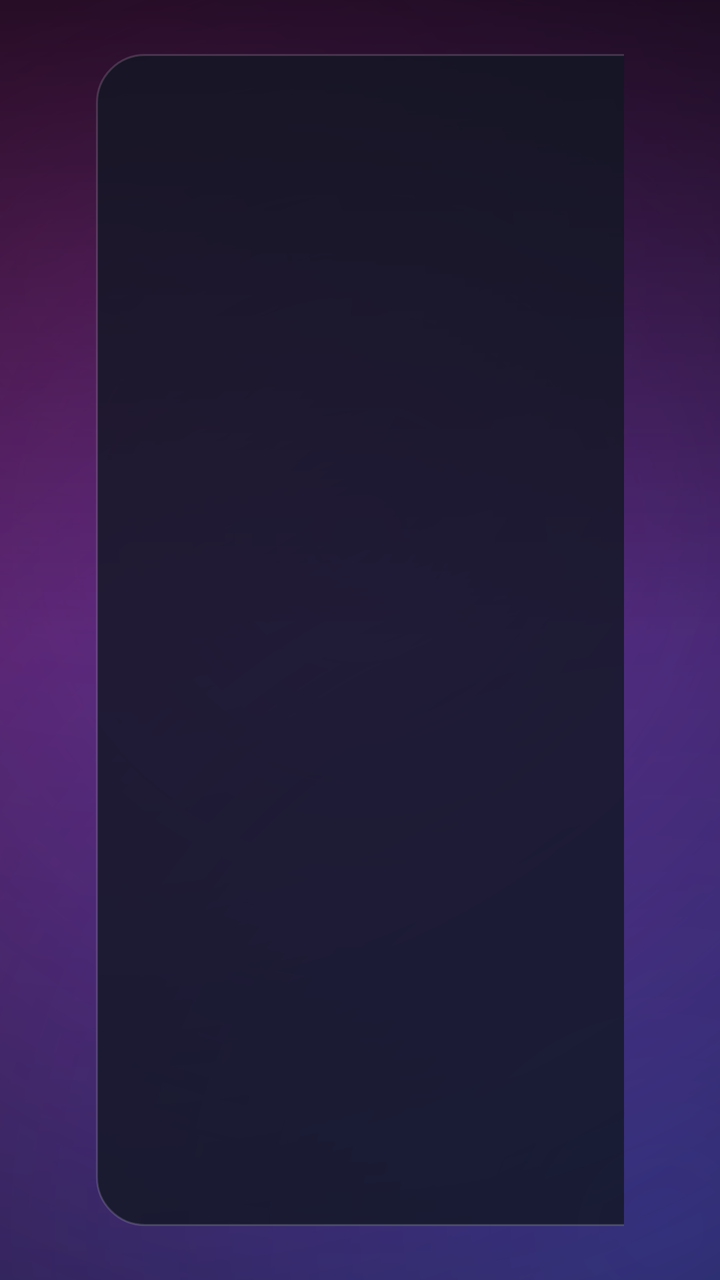
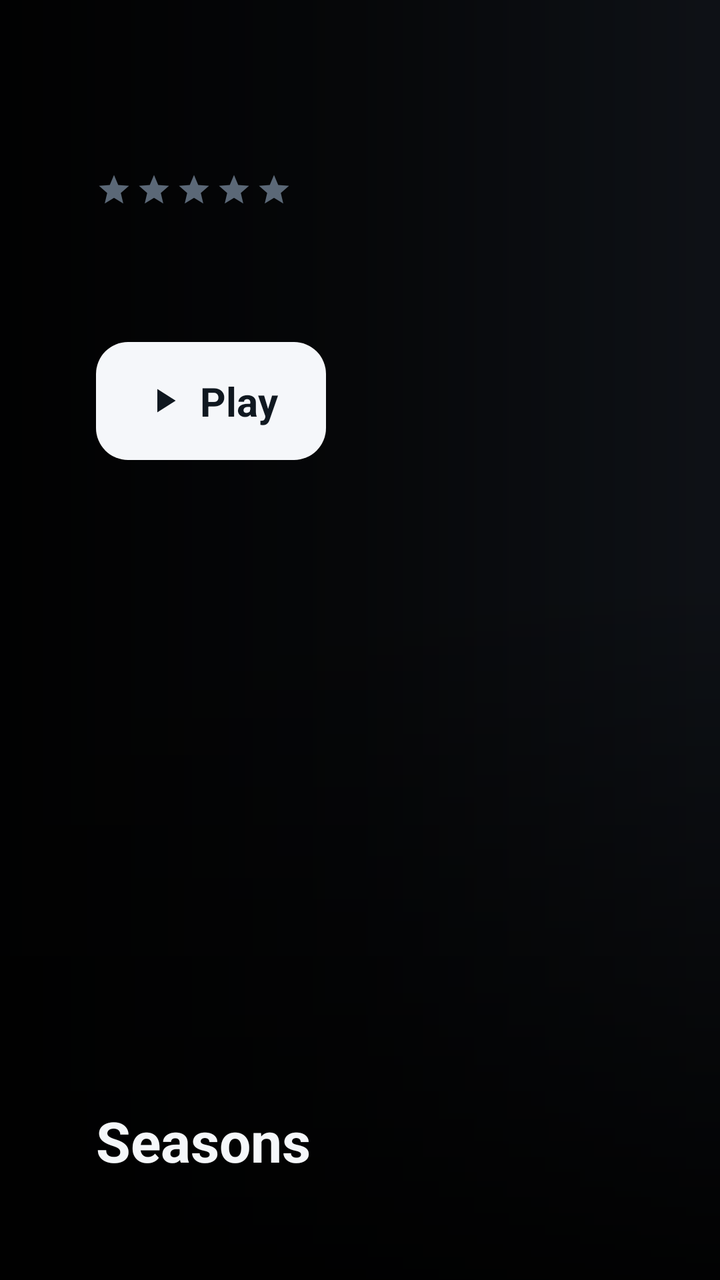

Screens rendered from an Android XML layout before and after an edit, with the pre-edit source and the edit as a unified diff.
<!-- AndroidManifest.xml: application theme Theme.IptvPlayer -->
<!-- res/layout/activity_series_detail.xml -->
<?xml version="1.0" encoding="utf-8"?>
<androidx.constraintlayout.widget.ConstraintLayout
    xmlns:android="http://schemas.android.com/apk/res/android"
    xmlns:app="http://schemas.android.com/apk/res-auto"
    android:layout_width="match_parent"
    android:layout_height="match_parent"
    android:background="@drawable/bg_login_aurora"
    android:paddingHorizontal="@dimen/safe_area_h"
    android:paddingVertical="@dimen/safe_area_v">

    
    <LinearLayout
        android:id="@+id/infoPanel"
        android:layout_width="@dimen/info_width"
        android:layout_height="0dp"
        android:orientation="vertical"
        android:background="@drawable/bg_glass_card"
        android:padding="@dimen/space_m"
        app:layout_constraintStart_toStartOf="parent"
        app:layout_constraintTop_toTopOf="parent"
        app:layout_constraintBottom_toBottomOf="parent">

        <ImageView
            android:id="@+id/detailPoster"
            android:layout_width="@dimen/poster_width"
            android:layout_height="@dimen/poster_height"
            android:layout_gravity="center_horizontal"
            android:scaleType="centerCrop"
            android:contentDescription="@string/nav_series" />

        <Button
            android:id="@+id/continueButton"
            style="@style/Widget.Iptv.Button"
            android:layout_width="match_parent"
            android:layout_height="wrap_content"
            android:layout_marginTop="@dimen/space_m"
            android:text="@string/resume_continue"
            android:visibility="gone" />

        <TextView
            android:id="@+id/detailTitle"
            android:layout_width="match_parent"
            android:layout_height="wrap_content"
            android:layout_marginTop="@dimen/space_m"
            android:textColor="@color/text_primary"
            android:textSize="@dimen/text_title"
            android:textStyle="bold"
            android:maxLines="3"
            android:ellipsize="end" />

        <TextView
            android:id="@+id/detailMeta"
            android:layout_width="match_parent"
            android:layout_height="wrap_content"
            android:layout_marginTop="@dimen/space_s"
            android:textColor="@color/text_secondary"
            android:textSize="@dimen/text_caption" />

        <TextView
            android:id="@+id/detailPlot"
            android:layout_width="match_parent"
            android:layout_height="wrap_content"
            android:layout_marginTop="@dimen/space_m"
            android:textColor="@color/text_primary"
            android:textSize="@dimen/text_caption"
            android:lineSpacingMultiplier="1.2" />
    </LinearLayout>

    
    <LinearLayout
        android:id="@+id/episodePanel"
        android:layout_width="0dp"
        android:layout_height="0dp"
        android:orientation="vertical"
        android:layout_marginStart="@dimen/space_m"
        android:background="@drawable/bg_glass_card"
        android:padding="@dimen/space_m"
        app:layout_constraintStart_toEndOf="@id/infoPanel"
        app:layout_constraintEnd_toEndOf="parent"
        app:layout_constraintTop_toTopOf="parent"
        app:layout_constraintBottom_toBottomOf="parent">

        <HorizontalScrollView
            android:layout_width="match_parent"
            android:layout_height="wrap_content"
            android:scrollbars="none">

            <androidx.recyclerview.widget.RecyclerView
                android:id="@+id/seasonList"
                android:layout_width="wrap_content"
                android:layout_height="wrap_content"
                android:clipToPadding="false" />
        </HorizontalScrollView>

        <FrameLayout
            android:layout_width="match_parent"
            android:layout_height="0dp"
            android:layout_weight="1"
            android:layout_marginTop="@dimen/space_m">

            <androidx.recyclerview.widget.RecyclerView
                android:id="@+id/episodeList"
                android:layout_width="match_parent"
                android:layout_height="match_parent"
                android:clipToPadding="false" />

            <ProgressBar
                android:id="@+id/loading"
                android:layout_width="wrap_content"
                android:layout_height="wrap_content"
                android:layout_gravity="center"
                android:visibility="gone" />

            <TextView
                android:id="@+id/emptyState"
                android:layout_width="wrap_content"
                android:layout_height="wrap_content"
                android:layout_gravity="center"
                android:text="@string/empty_channels"
                android:textColor="@color/text_secondary"
                android:textSize="@dimen/text_body"
                android:visibility="gone" />
        </FrameLayout>
    </LinearLayout>
</androidx.constraintlayout.widget.ConstraintLayout>
<!-- resources referenced by this layout -->
<resources>
  <dimen name="info_width">300dp</dimen>
  <dimen name="poster_height">225dp</dimen>
  <dimen name="poster_width">150dp</dimen>
  <!-- drawable bg_glass_card (drawable) -->
  <?xml version="1.0" encoding="utf-8"?>
  <shape xmlns:android="http://schemas.android.com/apk/res/android" android:shape="rectangle">
      <solid android:color="@color/glass_card" />
      <corners android:radius="24dp" />
      <stroke android:width="1dp" android:color="@color/glass_stroke" />
  </shape>
  <!-- drawable bg_login_aurora (drawable) -->
  <?xml version="1.0" encoding="utf-8"?>
  <layer-list xmlns:android="http://schemas.android.com/apk/res/android">
      <item>
          <shape android:shape="rectangle">
              <solid android:color="@color/brand_cinematic" />
          </shape>
      </item>
      <item>
          <shape android:shape="rectangle">
              <gradient
                  android:type="radial"
                  android:centerX="0.16"
                  android:centerY="0.22"
                  android:gradientRadius="760dp"
                  android:startColor="#73FF2E9A"
                  android:endColor="#00FF2E9A" />
          </shape>
      </item>
      <item>
          <shape android:shape="rectangle">
              <gradient
                  android:type="radial"
                  android:centerX="0.92"
                  android:centerY="0.96"
                  android:gradientRadius="860dp"
                  android:startColor="#5E3A6BFF"
                  android:endColor="#003A6BFF" />
          </shape>
      </item>
      <item>
          <shape android:shape="rectangle">
              <gradient
                  android:type="radial"
                  android:centerX="0.5"
                  android:centerY="0.42"
                  android:gradientRadius="520dp"
                  android:startColor="#357B2FF7"
                  android:endColor="#007B2FF7" />
          </shape>
      </item>
      <item>
          <shape android:shape="rectangle">
              <gradient
                  android:angle="90"
                  android:startColor="#00000000"
                  android:centerColor="#00000000"
                  android:endColor="#99000000" />
          </shape>
      </item>
  </layer-list>
  <string name="resume_continue">Resume</string>
  <style name="Widget.Iptv.Button" parent="Widget.AppCompat.Button">
          <item name="android:background">@drawable/bg_button</item>
          <item name="android:textColor">@color/text_primary</item>
          <item name="android:textSize">@dimen/text_body</item>
          <item name="android:padding">@dimen/space_m</item>
          <item name="android:focusable">true</item>
      </style>
  <color name="glass_card">#CC121723</color>
  <color name="brand_cinematic">#07090F</color>
  <!-- drawable bg_button (drawable) -->
  <?xml version="1.0" encoding="utf-8"?>
  <selector xmlns:android="http://schemas.android.com/apk/res/android">
      <item android:state_focused="true">
          <shape android:shape="rectangle">
              <solid android:color="@color/accent" />
              <corners android:radius="@dimen/card_radius" />
              <stroke android:width="@dimen/focus_stroke" android:color="@color/text_primary" />
          </shape>
      </item>
      <item android:state_pressed="true">
          <shape android:shape="rectangle">
              <solid android:color="@color/accent_dim" />
              <corners android:radius="@dimen/card_radius" />
          </shape>
      </item>
      <item>
          <shape android:shape="rectangle">
              <solid android:color="@color/bg_card" />
              <corners android:radius="@dimen/card_radius" />
          </shape>
      </item>
  </selector>
  <dimen name="card_radius">10dp</dimen>
  <dimen name="focus_stroke">2dp</dimen>
  <color name="accent_dim">#1E5F8C</color>
  <color name="bg_card">#1C232D</color>
  <!-- unchanged entries left out for length: 15 -->
</resources>

<!-- the commit's change to res/layout/activity_series_detail.xml (unified diff, before → after) -->
@@ -4,104 +4,252 @@
     xmlns:app="http://schemas.android.com/apk/res-auto"
     android:layout_width="match_parent"
     android:layout_height="match_parent"
-    android:background="@drawable/bg_login_aurora"
-    android:paddingHorizontal="@dimen/safe_area_h"
-    android:paddingVertical="@dimen/safe_area_v">
+    android:background="@color/bg_root">
+
+    <ImageView
+        android:id="@+id/detailBackdrop"
+        android:layout_width="0dp"
+        android:layout_height="0dp"
+        android:scaleType="centerCrop"
+        android:contentDescription="@string/nav_series"
+        app:layout_constraintTop_toTopOf="parent"
+        app:layout_constraintBottom_toBottomOf="parent"
+        app:layout_constraintStart_toStartOf="parent"
+        app:layout_constraintEnd_toEndOf="parent" />
+
+    <View
+        android:layout_width="0dp"
+        android:layout_height="0dp"
+        android:background="@drawable/bg_scrim_left"
+        app:layout_constraintTop_toTopOf="parent"
+        app:layout_constraintBottom_toBottomOf="parent"
+        app:layout_constraintStart_toStartOf="parent"
+        app:layout_constraintEnd_toEndOf="parent" />
+
+    <View
+        android:layout_width="0dp"
+        android:layout_height="360dp"
+        android:background="@drawable/bg_scrim_bottom"
+        app:layout_constraintBottom_toBottomOf="parent"
+        app:layout_constraintStart_toStartOf="parent"
+        app:layout_constraintEnd_toEndOf="parent" />
+
+    <androidx.constraintlayout.widget.Guideline
+        android:id="@+id/heroGuideline"
+        android:layout_width="wrap_content"
+        android:layout_height="wrap_content"
+        android:orientation="vertical"
+        app:layout_constraintGuide_percent="0.62" />
 
     
     <LinearLayout
-        android:id="@+id/infoPanel"
-        android:layout_width="@dimen/info_width"
-        android:layout_height="0dp"
+        android:layout_width="0dp"
+        android:layout_height="wrap_content"
         android:orientation="vertical"
-        android:background="@drawable/bg_glass_card"
-        android:padding="@dimen/space_m"
-        app:layout_constraintStart_toStartOf="parent"
+        android:paddingHorizontal="@dimen/safe_area_h"
+        android:paddingTop="@dimen/safe_area_v"
         app:layout_constraintTop_toTopOf="parent"
-        app:layout_constraintBottom_toBottomOf="parent">
-
-        <ImageView
-            android:id="@+id/detailPoster"
-            android:layout_width="@dimen/poster_width"
-            android:layout_height="@dimen/poster_height"
-            android:layout_gravity="center_horizontal"
-            android:scaleType="centerCrop"
-            android:contentDescription="@string/nav_series" />
-
-        <Button
-            android:id="@+id/continueButton"
-            style="@style/Widget.Iptv.Button"
+        app:layout_constraintStart_toStartOf="parent"
+        app:layout_constraintEnd_toEndOf="@id/heroGuideline">
+
+        <TextView
+            android:id="@+id/detailTitle"
+            android:layout_width="match_parent"
+            android:layout_height="wrap_content"
+            android:textColor="@color/text_primary"
+            android:textSize="@dimen/text_big_title"
+            android:textStyle="bold"
+            android:maxLines="2"
+            android:ellipsize="end" />
+
+        <LinearLayout
+            android:layout_width="wrap_content"
+            android:layout_height="wrap_content"
+            android:orientation="horizontal"
+            android:gravity="center_vertical"
+            android:layout_marginTop="@dimen/space_m">
+
+            <LinearLayout
+                android:id="@+id/ratingStars"
+                android:layout_width="wrap_content"
+                android:layout_height="wrap_content"
+                android:orientation="horizontal"
+                android:gravity="center_vertical"
+                android:layout_marginEnd="@dimen/space_m">
+
+                <ImageView android:id="@+id/star1" android:layout_width="18dp" android:layout_height="18dp" android:src="@drawable/ic_star_outline" android:contentDescription="@string/detail_rating" />
+                <ImageView android:id="@+id/star2" android:layout_width="18dp" android:layout_height="18dp" android:src="@drawable/ic_star_outline" android:layout_marginStart="2dp" android:contentDescription="@null" />
+                <ImageView android:id="@+id/star3" android:layout_width="18dp" android:layout_height="18dp" android:src="@drawable/ic_star_outline" android:layout_marginStart="2dp" android:contentDescription="@null" />
+                <ImageView android:id="@+id/star4" android:layout_width="18dp" android:layout_height="18dp" android:src="@drawable/ic_star_outline" android:layout_marginStart="2dp" android:contentDescription="@null" />
+                <ImageView android:id="@+id/star5" android:layout_width="18dp" android:layout_height="18dp" android:src="@drawable/ic_star_outline" android:layout_marginStart="2dp" android:contentDescription="@null" />
+            </LinearLayout>
+
+            <TextView
+                android:id="@+id/detailYear"
+                android:layout_width="wrap_content"
+                android:layout_height="wrap_content"
+                android:background="@drawable/bg_time_chip"
+                android:paddingHorizontal="@dimen/space_s"
+                android:paddingVertical="2dp"
+                android:textColor="@color/text_primary"
+                android:textSize="@dimen/text_body"
+                android:textStyle="bold"
+                android:visibility="gone" />
+
+            <TextView
+                android:id="@+id/detailDuration"
+                android:layout_width="wrap_content"
+                android:layout_height="wrap_content"
+                android:layout_marginStart="@dimen/space_m"
+                android:drawableStart="@drawable/ic_clock"
+                android:drawablePadding="@dimen/space_xs"
+                android:gravity="center_vertical"
+                android:textColor="@color/text_secondary"
+                android:textSize="@dimen/text_body"
+                android:visibility="gone" />
+
+            <TextView
+                android:id="@+id/detailGenre"
+                android:layout_width="wrap_content"
+                android:layout_height="wrap_content"
+                android:layout_marginStart="@dimen/space_m"
+                android:textColor="@color/text_secondary"
+                android:textSize="@dimen/text_body"
+                android:maxLines="1"
+                android:ellipsize="end"
+                android:visibility="gone" />
+        </LinearLayout>
+
+        <TextView
+            android:id="@+id/detailPlot"
             android:layout_width="match_parent"
             android:layout_height="wrap_content"
             android:layout_marginTop="@dimen/space_m"
-            android:text="@string/resume_continue"
+            android:textColor="@color/text_primary"
+            android:textSize="@dimen/text_body"
+            android:lineSpacingMultiplier="1.2"
+            android:maxLines="3"
+            android:ellipsize="end" />
+
+        <TextView
+            android:id="@+id/detailMore"
+            android:layout_width="wrap_content"
+            android:layout_height="wrap_content"
+            android:layout_marginTop="@dimen/space_xs"
+            android:background="@drawable/bg_pill_dark"
+            android:focusable="true"
+            android:focusableInTouchMode="false"
+            android:paddingHorizontal="@dimen/space_m"
+            android:paddingVertical="@dimen/space_xs"
+            android:text="@string/detail_more"
+            android:textColor="@color/text_primary"
+            android:textSize="@dimen/text_caption"
             android:visibility="gone" />
 
-        <TextView
-            android:id="@+id/detailTitle"
-            android:layout_width="match_parent"
-            android:layout_height="wrap_content"
-            android:layout_marginTop="@dimen/space_m"
+        <LinearLayout
+            android:layout_width="wrap_content"
+            android:layout_height="wrap_content"
+            android:orientation="horizontal"
+            android:gravity="center_vertical"
+            android:layout_marginTop="@dimen/space_l">
+
+            <LinearLayout
+                android:id="@+id/playButton"
+                android:layout_width="wrap_content"
+                android:layout_height="wrap_content"
+                android:orientation="horizontal"
+                android:gravity="center_vertical"
+                android:background="@drawable/bg_pill_light"
+                android:focusable="true"
+                android:focusableInTouchMode="false"
+                android:paddingHorizontal="@dimen/space_l"
+                android:paddingVertical="@dimen/space_m">
+
+                <ImageView
+                    android:layout_width="20dp"
+                    android:layout_height="20dp"
+                    android:src="@drawable/ic_play"
+                    android:tint="#101820"
+                    android:layout_marginEnd="@dimen/space_s"
+                    android:contentDescription="@null" />
+
+                <TextView
+                    android:id="@+id/playLabel"
+                    android:layout_width="wrap_content"
+                    android:layout_height="wrap_content"
+                    android:text="@string/detail_play"
+                    android:textColor="#101820"
+                    android:textSize="@dimen/text_body"
+                    android:textStyle="bold" />
+            </LinearLayout>
+
+            <TextView
+                android:id="@+id/trailerButton"
+                android:layout_width="wrap_content"
+                android:layout_height="wrap_content"
+                android:layout_marginStart="@dimen/space_m"
+                android:background="@drawable/bg_pill_dark"
+                android:focusable="true"
+                android:focusableInTouchMode="false"
+                android:gravity="center_vertical"
+                android:paddingHorizontal="@dimen/space_l"
+                android:paddingVertical="@dimen/space_m"
+                android:text="@string/detail_trailer"
+                android:textColor="@color/text_primary"
+                android:textSize="@dimen/text_body"
+                android:textStyle="bold"
+                android:visibility="gone" />
+
+            <ImageView
+                android:id="@+id/favoriteButton"
+                android:layout_width="wrap_content"
+                android:layout_height="wrap_content"
+                android:layout_marginStart="@dimen/space_m"
+                android:background="@drawable/bg_pill_dark"
+                android:focusable="true"
+                android:focusableInTouchMode="false"
+                android:padding="@dimen/space_m"
+                android:src="@drawable/ic_heart"
+                android:contentDescription="@string/section_favorites" />
+        </LinearLayout>
+    </LinearLayout>
+
+    
+    <LinearLayout
+        android:layout_width="0dp"
+        android:layout_height="wrap_content"
+        android:orientation="vertical"
+        android:paddingHorizontal="@dimen/safe_area_h"
+        android:paddingBottom="@dimen/safe_area_v"
+        app:layout_constraintBottom_toBottomOf="parent"
+        app:layout_constraintStart_toStartOf="parent"
+        app:layout_constraintEnd_toEndOf="parent">
+
+        <TextView
+            android:id="@+id/seasonsLabel"
+            android:layout_width="wrap_content"
+            android:layout_height="wrap_content"
+            android:text="@string/detail_seasons"
             android:textColor="@color/text_primary"
             android:textSize="@dimen/text_title"
             android:textStyle="bold"
-            android:maxLines="3"
-            android:ellipsize="end" />
-
-        <TextView
-            android:id="@+id/detailMeta"
-            android:layout_width="match_parent"
-            android:layout_height="wrap_content"
-            android:layout_marginTop="@dimen/space_s"
-            android:textColor="@color/text_secondary"
-            android:textSize="@dimen/text_caption" />
-
-        <TextView
-            android:id="@+id/detailPlot"
-            android:layout_width="match_parent"
-            android:layout_height="wrap_content"
-            android:layout_marginTop="@dimen/space_m"
-            android:textColor="@color/text_primary"
-            android:textSize="@dimen/text_caption"
-            android:lineSpacingMultiplier="1.2" />
-    </LinearLayout>
-
-    
-    <LinearLayout
-        android:id="@+id/episodePanel"
-        android:layout_width="0dp"
-        android:layout_height="0dp"
-        android:orientation="vertical"
-        android:layout_marginStart="@dimen/space_m"
-        android:background="@drawable/bg_glass_card"
-        android:padding="@dimen/space_m"
-        app:layout_constraintStart_toEndOf="@id/infoPanel"
-        app:layout_constraintEnd_toEndOf="parent"
-        app:layout_constraintTop_toTopOf="parent"
-        app:layout_constraintBottom_toBottomOf="parent">
-
-        <HorizontalScrollView
-            android:layout_width="match_parent"
-            android:layout_height="wrap_content"
-            android:scrollbars="none">
-
-            <androidx.recyclerview.widget.RecyclerView
-                android:id="@+id/seasonList"
-                android:layout_width="wrap_content"
-                android:layout_height="wrap_content"
-                android:clipToPadding="false" />
-        </HorizontalScrollView>
+            android:layout_marginBottom="@dimen/space_s" />
+
+        <androidx.recyclerview.widget.RecyclerView
+            android:id="@+id/seasonList"
+            android:layout_width="match_parent"
+            android:layout_height="wrap_content"
+            android:clipToPadding="false" />
 
         <FrameLayout
             android:layout_width="match_parent"
-            android:layout_height="0dp"
-            android:layout_weight="1"
+            android:layout_height="wrap_content"
             android:layout_marginTop="@dimen/space_m">
 
             <androidx.recyclerview.widget.RecyclerView
                 android:id="@+id/episodeList"
                 android:layout_width="match_parent"
-                android:layout_height="match_parent"
+                android:layout_height="wrap_content"
                 android:clipToPadding="false" />
 
             <ProgressBar
<!-- resource entries referenced after the edit -->
@@ -1,103 +1,137 @@
 <!-- resources referenced by this layout -->
 <resources>
-  <dimen name="info_width">300dp</dimen>
-  <dimen name="poster_height">225dp</dimen>
-  <dimen name="poster_width">150dp</dimen>
-  <!-- drawable bg_glass_card (drawable) -->
+  <dimen name="space_l">24dp</dimen>
+  <dimen name="space_xs">4dp</dimen>
+  <dimen name="text_big_title">32sp</dimen>
+  <!-- drawable bg_pill_dark (drawable) -->
   <?xml version="1.0" encoding="utf-8"?>
-  <shape xmlns:android="http://schemas.android.com/apk/res/android" android:shape="rectangle">
-      <solid android:color="@color/glass_card" />
-      <corners android:radius="24dp" />
-      <stroke android:width="1dp" android:color="@color/glass_stroke" />
-  </shape>
-  <!-- drawable bg_login_aurora (drawable) -->
-  <?xml version="1.0" encoding="utf-8"?>
-  <layer-list xmlns:android="http://schemas.android.com/apk/res/android">
-      <item>
+  <selector xmlns:android="http://schemas.android.com/apk/res/android">
+      <item android:state_focused="true">
           <shape android:shape="rectangle">
-              <solid android:color="@color/brand_cinematic" />
+              <solid android:color="@color/glass_input_focused" />
+              <corners android:radius="@dimen/badge_radius" />
+              <stroke android:width="3dp" android:color="@color/text_primary" />
+          </shape>
+      </item>
+      <item android:state_pressed="true">
+          <shape android:shape="rectangle">
+              <solid android:color="@color/glass_input_focused" />
+              <corners android:radius="@dimen/badge_radius" />
           </shape>
       </item>
       <item>
           <shape android:shape="rectangle">
-              <gradient
-                  android:type="radial"
-                  android:centerX="0.16"
-                  android:centerY="0.22"
-                  android:gradientRadius="760dp"
-                  android:startColor="#73FF2E9A"
-                  android:endColor="#00FF2E9A" />
+              <solid android:color="#66101820" />
+              <corners android:radius="@dimen/badge_radius" />
+              <stroke android:width="1dp" android:color="@color/glass_stroke" />
+          </shape>
+      </item>
+  </selector>
+  <!-- drawable bg_pill_light (drawable) -->
+  <?xml version="1.0" encoding="utf-8"?>
+  <selector xmlns:android="http://schemas.android.com/apk/res/android">
+      <item android:state_focused="true">
+          <shape android:shape="rectangle">
+              <solid android:color="@color/text_primary" />
+              <corners android:radius="@dimen/badge_radius" />
+              <stroke android:width="3dp" android:color="@color/accent" />
+          </shape>
+      </item>
+      <item android:state_pressed="true">
+          <shape android:shape="rectangle">
+              <solid android:color="#D6DBE2" />
+              <corners android:radius="@dimen/badge_radius" />
           </shape>
       </item>
       <item>
           <shape android:shape="rectangle">
-              <gradient
-                  android:type="radial"
-                  android:centerX="0.92"
-                  android:centerY="0.96"
-                  android:gradientRadius="860dp"
-                  android:startColor="#5E3A6BFF"
-                  android:endColor="#003A6BFF" />
-          </shape>
-      </item>
-      <item>
-          <shape android:shape="rectangle">
-              <gradient
-                  android:type="radial"
-                  android:centerX="0.5"
-                  android:centerY="0.42"
-                  android:gradientRadius="520dp"
-                  android:startColor="#357B2FF7"
-                  android:endColor="#007B2FF7" />
-          </shape>
-      </item>
-      <item>
-          <shape android:shape="rectangle">
-              <gradient
-                  android:angle="90"
-                  android:startColor="#00000000"
-                  android:centerColor="#00000000"
-                  android:endColor="#99000000" />
-          </shape>
-      </item>
-  </layer-list>
-  <string name="resume_continue">Resume</string>
-  <style name="Widget.Iptv.Button" parent="Widget.AppCompat.Button">
-          <item name="android:background">@drawable/bg_button</item>
-          <item name="android:textColor">@color/text_primary</item>
-          <item name="android:textSize">@dimen/text_body</item>
-          <item name="android:padding">@dimen/space_m</item>
-          <item name="android:focusable">true</item>
-      </style>
-  <color name="glass_card">#CC121723</color>
-  <color name="brand_cinematic">#07090F</color>
-  <!-- drawable bg_button (drawable) -->
-  <?xml version="1.0" encoding="utf-8"?>
-  <selector xmlns:android="http://schemas.android.com/apk/res/android">
-      <item android:state_focused="true">
-          <shape android:shape="rectangle">
-              <solid android:color="@color/accent" />
-              <corners android:radius="@dimen/card_radius" />
-              <stroke android:width="@dimen/focus_stroke" android:color="@color/text_primary" />
-          </shape>
-      </item>
-      <item android:state_pressed="true">
-          <shape android:shape="rectangle">
-              <solid android:color="@color/accent_dim" />
-              <corners android:radius="@dimen/card_radius" />
-          </shape>
-      </item>
-      <item>
-          <shape android:shape="rectangle">
-              <solid android:color="@color/bg_card" />
-              <corners android:radius="@dimen/card_radius" />
+              <solid android:color="@color/text_primary" />
+              <corners android:radius="@dimen/badge_radius" />
           </shape>
       </item>
   </selector>
-  <dimen name="card_radius">10dp</dimen>
-  <dimen name="focus_stroke">2dp</dimen>
-  <color name="accent_dim">#1E5F8C</color>
-  <color name="bg_card">#1C232D</color>
+  <!-- drawable bg_scrim_bottom (drawable) -->
+  <?xml version="1.0" encoding="utf-8"?>
+  <shape xmlns:android="http://schemas.android.com/apk/res/android" android:shape="rectangle">
+      <gradient
+          android:angle="90"
+          android:startColor="#E6000000"
+          android:endColor="#00000000"
+          android:type="linear" />
+  </shape>
+  <!-- drawable bg_scrim_left (drawable) -->
+  <?xml version="1.0" encoding="utf-8"?>
+  <shape xmlns:android="http://schemas.android.com/apk/res/android" android:shape="rectangle">
+      <gradient
+          android:angle="0"
+          android:startColor="#F2000000"
+          android:centerColor="#99000000"
+          android:endColor="#00000000"
+          android:type="linear" />
+  </shape>
+  <!-- drawable bg_time_chip (drawable) -->
+  <?xml version="1.0" encoding="utf-8"?>
+  <shape xmlns:android="http://schemas.android.com/apk/res/android"
+      android:shape="rectangle">
+      <solid android:color="@color/glass_input" />
+      <corners android:radius="@dimen/badge_radius" />
+      <stroke android:width="1dp" android:color="@color/glass_stroke" />
+  </shape>
+  <!-- drawable ic_clock (drawable) -->
+  <?xml version="1.0" encoding="utf-8"?>
+  <vector xmlns:android="http://schemas.android.com/apk/res/android"
+      android:width="24dp"
+      android:height="24dp"
+      android:viewportWidth="24"
+      android:viewportHeight="24"
+      android:tint="@color/text_secondary">
+      <path
+          android:fillColor="@android:color/white"
+          android:pathData="M12,2C6.5,2 2,6.5 2,12s4.5,10 10,10 10,-4.5 10,-10S17.5,2 12,2zM12,20c-4.41,0 -8,-3.59 -8,-8s3.59,-8 8,-8 8,3.59 8,8 -3.59,8 -8,8zM12.5,7H11v6l5.25,3.15 0.75,-1.23 -4.5,-2.67z" />
+  </vector>
+  <!-- drawable ic_heart (drawable) -->
+  <?xml version="1.0" encoding="utf-8"?>
+  <vector xmlns:android="http://schemas.android.com/apk/res/android"
+      android:width="24dp"
+      android:height="24dp"
+      android:viewportWidth="24"
+      android:viewportHeight="24"
+      android:tint="@color/text_primary">
+      <path
+          android:fillColor="@android:color/white"
+          android:pathData="M16.5,3c-1.74,0 -3.41,0.81 -4.5,2.09C10.91,3.81 9.24,3 7.5,3 4.42,3 2,5.42 2,8.5c0,3.78 3.4,6.86 8.55,11.54L12,21.35l1.45,-1.32C18.6,15.36 22,12.28 22,8.5 22,5.42 19.58,3 16.5,3zM12.1,18.55l-0.1,0.1 -0.1,-0.1C7.14,14.24 4,11.39 4,8.5 4,6.5 5.5,5 7.5,5c1.54,0 3.04,0.99 3.57,2.36h1.87C13.46,5.99 14.96,5 16.5,5c2,0 3.5,1.5 3.5,3.5 0,2.89 -3.14,5.74 -7.9,10.05z" />
+  </vector>
+  <!-- drawable ic_play (drawable) -->
+  <?xml version="1.0" encoding="utf-8"?>
+  <vector xmlns:android="http://schemas.android.com/apk/res/android"
+      android:width="24dp" android:height="24dp"
+      android:viewportWidth="24" android:viewportHeight="24"
+      android:tint="@color/text_primary">
+      <path android:fillColor="@android:color/white"
+          android:pathData="M8,5v14l11,-7z" />
+  </vector>
+  <!-- drawable ic_star_outline (drawable) -->
+  <?xml version="1.0" encoding="utf-8"?>
+  <vector xmlns:android="http://schemas.android.com/apk/res/android"
+      android:width="24dp"
+      android:height="24dp"
+      android:viewportWidth="24"
+      android:viewportHeight="24"
+      android:tint="@color/text_muted">
+      <path
+          android:fillColor="@android:color/white"
+          android:pathData="M12,17.27L18.18,21l-1.64,-7.03L22,9.24l-7.19,-0.61L12,2 9.19,8.63 2,9.24l5.46,4.73L5.82,21z" />
+  </vector>
+  <string name="detail_more">more</string>
+  <string name="detail_play">Play</string>
+  <string name="detail_rating">Rating</string>
+  <string name="detail_seasons">Seasons</string>
+  <string name="detail_trailer">Trailer</string>
+  <string name="section_favorites">Favorites</string>
+  <color name="glass_input_focused">#24FFFFFF</color>
+  <dimen name="badge_radius">16dp</dimen>
+  <color name="glass_input">#14FFFFFF</color>
+  <color name="text_muted">#5B6877</color>
   <!-- unchanged entries left out for length: 15 -->
 </resources>
 
